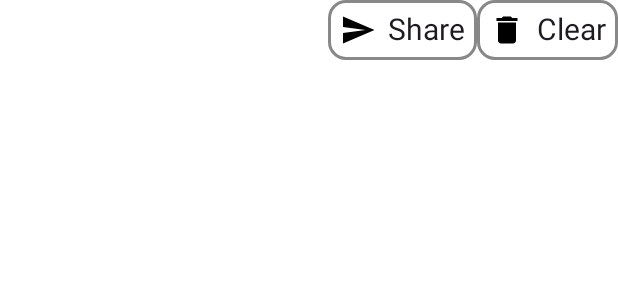
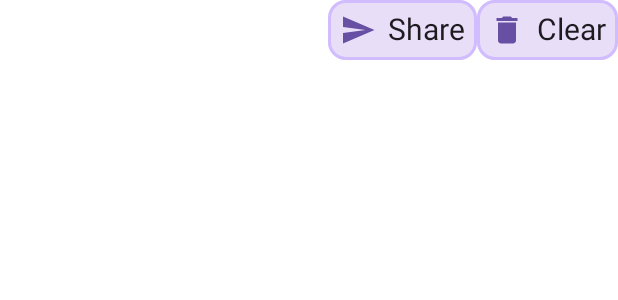
Before and after one commit to ferhatsanli/BringItems, an Android app built with Jetpack Compose: the @Preview function PreviewListOperationsBar, on a phone screen of 412 x 824 dp. Shown: the top 300 px of the screen. Run offline under Robolectric (Android 15) with nearby library versions, the phone set to English and light mode, and no system bars.

Commit message:
UI>> Material Theme for buttons

```diff
--- a/app/build.gradle.kts
+++ b/app/build.gradle.kts
@@ -52,6 +52,7 @@ dependencies {
     implementation(libs.androidx.compose.material3)
     implementation(libs.androidx.navigation.compose)
     implementation(libs.androidx.compose.material.icons.core)
+    implementation(libs.androidx.material3)
     testImplementation(libs.junit)
     androidTestImplementation(libs.androidx.junit)
     androidTestImplementation(libs.androidx.espresso.core)
--- a/app/src/main/java/com/ferhat/bringitems/ui/CommonUi.kt
+++ b/app/src/main/java/com/ferhat/bringitems/ui/CommonUi.kt
@@ -19,9 +19,11 @@ import androidx.compose.material.icons.Icons
 import androidx.compose.material.icons.filled.Close
 import androidx.compose.material.icons.filled.KeyboardArrowDown
 import androidx.compose.material.icons.filled.KeyboardArrowUp
+import androidx.compose.material.icons.filled.Share
 import androidx.compose.material3.Card
 import androidx.compose.material3.CardDefaults
 import androidx.compose.material3.Icon
+import androidx.compose.material3.MaterialTheme
 import androidx.compose.material3.Text
 import androidx.compose.runtime.Composable
 import androidx.compose.ui.Alignment
@@ -30,6 +32,7 @@ import androidx.compose.ui.graphics.Color
 import androidx.compose.ui.graphics.vector.ImageVector
 import androidx.compose.ui.res.painterResource
 import androidx.compose.ui.text.style.TextAlign
+import androidx.compose.ui.tooling.preview.AndroidUiModes.UI_MODE_NIGHT_MASK
 import androidx.compose.ui.tooling.preview.Preview
 import androidx.compose.ui.unit.dp
 import androidx.compose.ui.unit.sp
@@ -39,16 +42,17 @@ import androidx.compose.ui.unit.sp
 fun CommonButton(modifier: Modifier = Modifier,
                  icon: ImageVector,
                  title: String = "",
-                 tintColor: Color = Color.Black,
-                 backColor: Color = Color.White,
-                 borderColor: Color = Color.Gray,
+                 tintColor: Color = MaterialTheme.colorScheme.surfaceTint,
+                 backColor: Color = MaterialTheme.colorScheme.secondaryContainer,
+                 borderColor: Color = MaterialTheme.colorScheme.inversePrimary,
                  onClick: () -> Unit = {}
 ) {
     Card(
         modifier = modifier
             .clickable(onClick = onClick),
         border = BorderStroke(2.dp, borderColor),
-        colors = CardDefaults.cardColors(containerColor = backColor)
+        colors = CardDefaults.cardColors(containerColor = backColor),
+//        elevation = CardDefaults.cardElevation(defaultElevation = 12.dp, pressedElevation = 2.dp)
     ) {
         Row(
             modifier = Modifier.padding(8.dp)
@@ -63,6 +67,7 @@ fun CommonButton(modifier: Modifier = Modifier,
                 Text(
                     text = title,
                     fontSize = 20.sp,
+                    color = MaterialTheme.colorScheme.onSurface,
                     modifier = Modifier.padding(start = 8.dp)
                 )
             }
@@ -184,6 +189,15 @@ fun ProductCard(
     }
 }
 
+@Preview(showBackground = true, widthDp = 100, uiMode = UI_MODE_NIGHT_MASK)
+@Composable
+fun PreviewCommonButton(){
+    CommonButton(
+        icon = Icons.Default.Share,
+        title = "Share"
+    )
+}
+
 @Preview(showBackground = true, widthDp = 400)
 @Composable
 fun PreviewOrderRow(){
--- a/gradle/libs.versions.toml
+++ b/gradle/libs.versions.toml
@@ -10,6 +10,7 @@ activityCompose = "1.8.0"
 composeBom = "2024.09.00"
 navigationCompose = "2.9.6"
 materialIconsCore = "1.7.8"
+material3 = "1.4.0"
 
 [libraries]
 androidx-core-ktx = { group = "androidx.core", name = "core-ktx", version.ref = "coreKtx" }
@@ -28,6 +29,7 @@ androidx-compose-ui-test-junit4 = { group = "androidx.compose.ui", name = "ui-te
 androidx-compose-material3 = { group = "androidx.compose.material3", name = "material3" }
 androidx-navigation-compose = { group = "androidx.navigation", name = "navigation-compose", version.ref = "navigationCompose" }
 androidx-compose-material-icons-core = { group = "androidx.compose.material", name = "material-icons-core", version.ref = "materialIconsCore" }
+androidx-material3 = { group = "androidx.compose.material3", name = "material3", version.ref = "material3" }
 
 [plugins]
 android-application = { id = "com.android.application", version.ref = "agp" }
```
